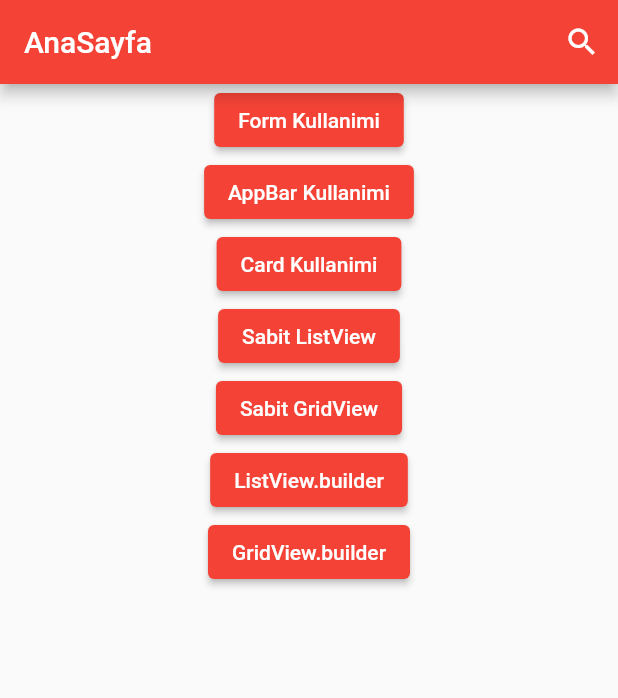
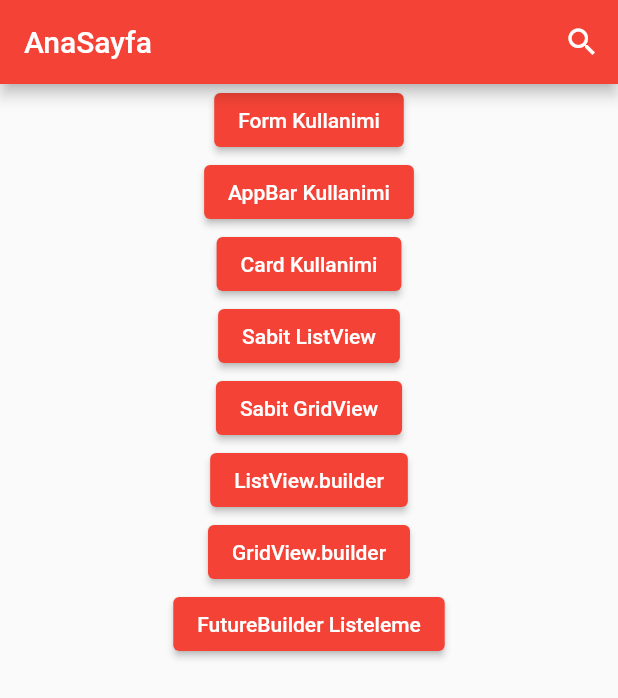
Before and after one commit to tahaturan/flutter_forms, a Flutter app: the screen it shows after launch, on a phone screen of 412 x 824 dp. Shown: the top 698 px of the screen. Run offline on Flutter 3.47's test engine with Material 2 defaults, Android fonts, the phone set to English and light mode, and no system bars.

Commit message:
FutureBuilder Kullanimi

```diff
--- a/lib/route_generator.dart
+++ b/lib/route_generator.dart
@@ -4,6 +4,7 @@ import 'package:flutter/material.dart';
 import 'package:flutter_forms/views/appbar_kullanimi.dart';
 import 'package:flutter_forms/views/card_kullanimi.dart';
 import 'package:flutter_forms/views/form_kullanimi.dart';
+import 'package:flutter_forms/views/future_builder_listeleme.dart';
 import 'package:flutter_forms/views/gridview_builder_kullanimi.dart';
 import 'package:flutter_forms/views/listview_builder_dinamik_liste.dart';
 import 'package:flutter_forms/views/my_home_page.dart';
@@ -29,6 +30,8 @@ class RouteGenerator {
         return sayfaGecis(const ListViewBuilderDinamikListe());
       case "/gridViewbuilder":
         return sayfaGecis(const GridViewBuilderKullanimi());
+      case "/futureBuilder":
+        return sayfaGecis(const FutureBuilderListeleme());
     }
     return null;
   }
--- a/lib/views/my_home_page.dart
+++ b/lib/views/my_home_page.dart
@@ -59,7 +59,10 @@ class _MyHomePageState extends State<MyHomePage> {
                 gidilecekSayfaAdi: "listviewbuilder"),
             SayfaGecisButton(
                 butonAdi: "GridView.builder",
-                gidilecekSayfaAdi: "gridViewbuilder")
+                gidilecekSayfaAdi: "gridViewbuilder"),
+            SayfaGecisButton(
+                butonAdi: "FutureBuilder Listeleme",
+                gidilecekSayfaAdi: "futureBuilder"),
           ],
         ),
       ),
```
Also changed, not shown: lib/views/future_builder_listeleme.dart (added, +60 -0 lines), images/futurebuilder.gif (added), 1 other file.
